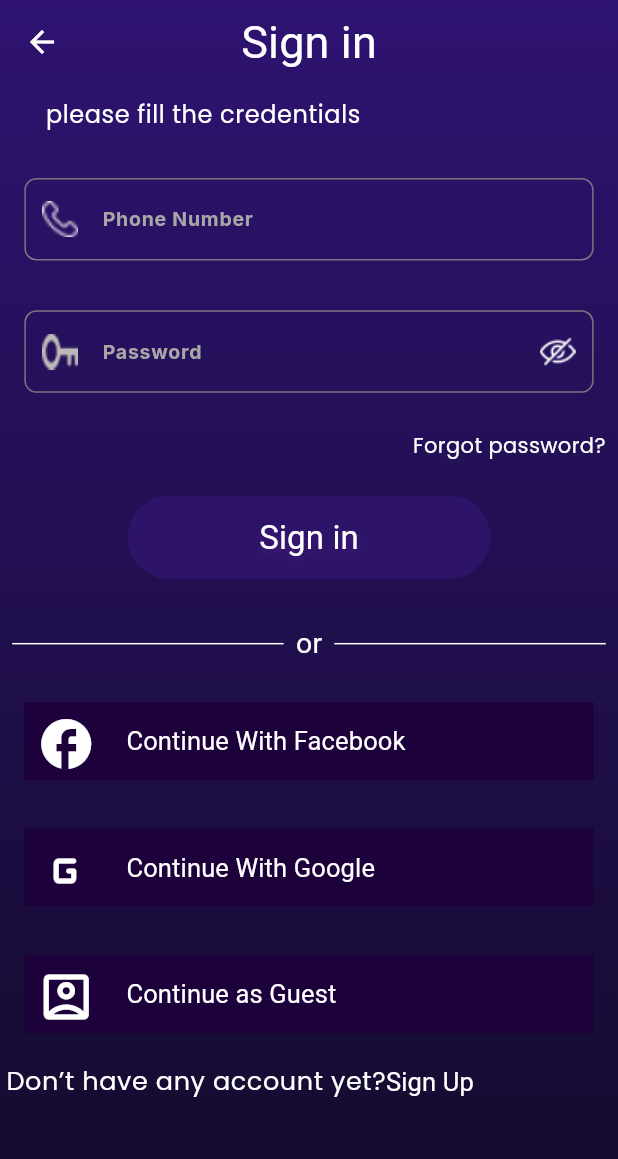
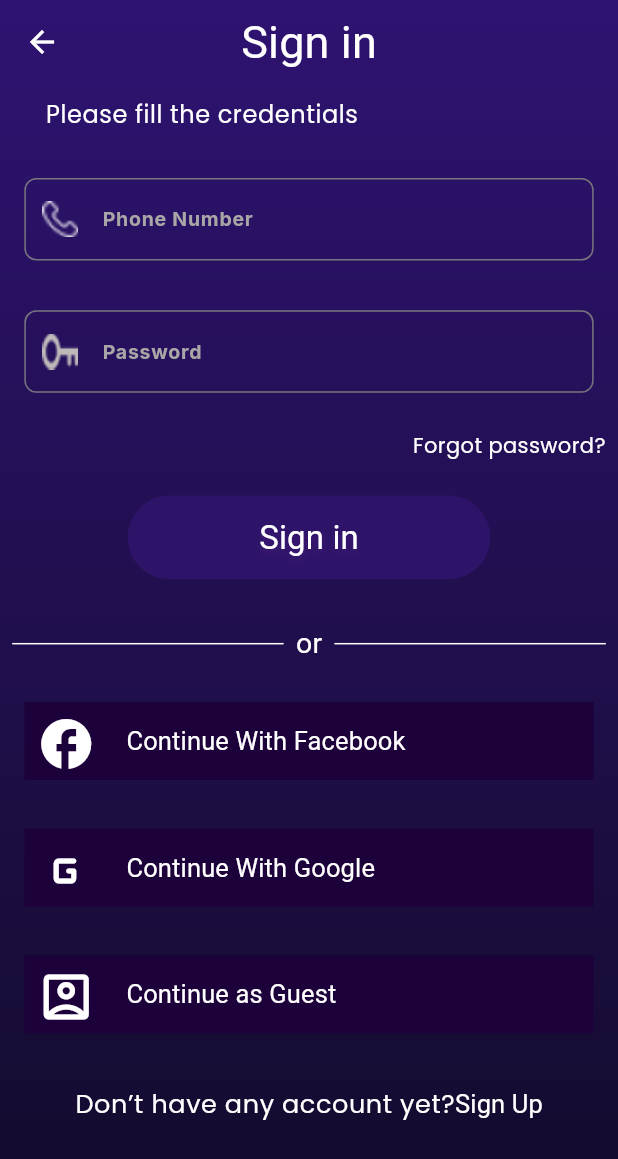
Before and after one commit to ZakariaEysa/Your-Seat-Graduation-Project, a Flutter app: the screen it shows after launch, after a tap on the "arrow back" icon, on a phone screen of 412 x 824 dp. Shown: the top 1159 px of the screen. Run offline on Flutter 3.47's test engine with Material 3 defaults, Android fonts, the phone set to English and light mode, and no system bars; our stand-ins replace bot_toast, cached_network_image, curved_labeled_navigation_bar, equatable, firebase_core, flutter_bloc and 3 more; accounts and stored records are empty.

Commit message:
Finish All Regex & the agreement button & the alignment of the screen

```diff
--- a/lib/features/user_flow/Splash_screen/splash_screen.dart
+++ b/lib/features/user_flow/Splash_screen/splash_screen.dart
@@ -1,7 +1,7 @@
 import 'dart:async';
 
 import 'package:flutter/material.dart';
-import 'package:yourseatgraduationproject/features/user_flow/auth/presentation/views/SignUp.dart';
+import 'package:yourseatgraduationproject/features/user_flow/auth/presentation/views/sign_up.dart';
 import 'package:yourseatgraduationproject/features/user_flow/auth/presentation/views/sign_in.dart';
 
 import 'package:yourseatgraduationproject/features/user_flow/auth/presentation/views/sign_in.dart';
--- a/lib/features/user_flow/auth/presentation/views/confirm.dart
+++ b/lib/features/user_flow/auth/presentation/views/confirm.dart
@@ -1,6 +1,6 @@
 import 'package:flutter/material.dart';
 import 'package:flutter_screenutil/flutter_screenutil.dart';
-import 'package:yourseatgraduationproject/features/user_flow/auth/presentation/views/SignUp.dart';
+import 'package:yourseatgraduationproject/features/user_flow/auth/presentation/views/sign_up.dart';
 import 'package:yourseatgraduationproject/utils/navigation.dart';
 import 'package:yourseatgraduationproject/widgets/scaffold/scaffold_f.dart';
 import '../../../../../widgets/app_bar/appbar.dart';
--- a/lib/features/user_flow/auth/presentation/views/sign_in.dart
+++ b/lib/features/user_flow/auth/presentation/views/sign_in.dart
@@ -1,5 +1,6 @@
 import 'package:flutter/material.dart';
 import 'package:flutter_screenutil/flutter_screenutil.dart';
+import 'package:yourseatgraduationproject/features/user_flow/auth/presentation/views/sign_up.dart';
 import 'package:yourseatgraduationproject/features/user_flow/auth/presentation/widgets/sign_in_part.dart';
 import '../../../../../utils/navigation.dart';
 import '../../../../../widgets/app_bar/appbar.dart';
@@ -27,7 +28,7 @@ class SignIn extends StatelessWidget {
                Padding(
                 padding: EdgeInsets.only(left:30.h),
                 child: Text(
-                  'please fill the credentials',
+                  'Please fill the credentials',
                   style:theme.textTheme.bodySmall!.copyWith(fontSize:16),
                 ),
               ),
@@ -129,14 +130,21 @@ class SignIn extends StatelessWidget {
                   icon: Icons.account_box_outlined,
                 ),
               ),
+             const SizedBox(height: 15,),
              Padding(
                 padding: EdgeInsets.all(4.0.sp),
                 child: Row(
+                  mainAxisAlignment: MainAxisAlignment.center,
                   children: [
                     Text('Don’t have any account yet?',
                         style: theme.textTheme.bodySmall!.copyWith(fontSize: 17)),
-                    Text('Sign Up',
-                        style: theme.textTheme.labelLarge!.copyWith(fontSize: 17))
+                    InkWell(
+                      onTap: (){
+                        navigateTo(context: context, screen: const SignUp());
+                      },
+                      child: Text('Sign Up',
+                          style: theme.textTheme.labelLarge!.copyWith(fontSize: 17)),
+                    )
                   ],
                 ),
               )
--- a/lib/features/user_flow/auth/presentation/widgets/BirthDateDropdown.dart
+++ b/lib/features/user_flow/auth/presentation/widgets/BirthDateDropdown.dart
@@ -17,16 +17,18 @@ class BirthDateDropdown<T> extends StatelessWidget {
   @override
   Widget build(BuildContext context) {
     return Container(
-      width: 100,
-      height: 41,
+      padding: const EdgeInsets.symmetric(horizontal: 10),
+      width: 120,
+      height: 51,
       decoration: BoxDecoration(
         border: Border.all(color: const Color(0xFF9C24D9), width: 2),
         borderRadius: BorderRadius.circular(5),
       ),
       child: DropdownButton<T>(
+
         value: selectedValue,
         hint: Text(hintText, style: const TextStyle(color: Colors.white)),
-        dropdownColor: Color( 0xFF2E1371),
+        dropdownColor: const Color( 0xFF2E1371),
         icon: Image.asset(
           'assets/images/arrow_down.png',
           width: 16,
@@ -35,7 +37,7 @@ class BirthDateDropdown<T> extends StatelessWidget {
         items: itemsList.map((T item) {
           return DropdownMenuItem<T>(
             value: item,
-            child: Text(item.toString(), style: const TextStyle(color: Colors.white)),
+            child: Text(item.toString(), style: const TextStyle(color: Colors.white,fontSize: 18)),
           );
         }).toList(),
         onChanged: onChanged,
--- a/lib/main.dart
+++ b/lib/main.dart
@@ -12,7 +12,7 @@ import 'package:yourseatgraduationproject/widgets/application_theme/applicaton_t
 import 'config/language_bloc/switch_language_bloc.dart';
 import 'data/hive_keys.dart';
 import 'features/user_flow/Splash_screen/splash_screen.dart';
-import 'features/user_flow/auth/presentation/views/SignUp.dart';
+import 'features/user_flow/auth/presentation/views/sign_up.dart';
 import 'firebase_options.dart';
 import 'package:flutter_localizations/flutter_localizations.dart';
 import 'generated/l10n.dart';
--- /dev/null
+++ b/lib/utils/validation_utils.dart
@@ -0,0 +1,8 @@
+bool isValidEmail(String email){
+  return RegExp(r"^[a-zA-Z0-9.a-zA-Z0-9.!#$%&'*+-/=?^_`{|}~]+@[a-zA-Z0-9]+\.[a-zA-Z]+")
+      .hasMatch(email);
+}
+
+isValidPassword(String password){
+  return RegExp(r'^(?=.*?[A-Z])(?=.*?[a-z])(?=.*?[0-9])(?=.*?[!@#\$&*~]).{8,}$').hasMatch(password);
+}
--- a/lib/widgets/text_field/text_field/text_form_field_builder.dart
+++ b/lib/widgets/text_field/text_field/text_form_field_builder.dart
@@ -7,7 +7,9 @@ import 'package:yourseatgraduationproject/resources/color_manager.dart';
 
 class TextFormFieldBuilder extends StatelessWidget {
   const TextFormFieldBuilder({
+
     super.key,
+    this.onTap,
     required this.label,
     this.onChanged,
     required this.controller,
@@ -62,6 +64,7 @@ class TextFormFieldBuilder extends StatelessWidget {
   final Widget? prefixIcon;
   final Widget? suffixIcon;
   final String? hinitText;
+  final VoidCallback? onTap;
 
   @override
   Widget build(BuildContext context) {
@@ -70,6 +73,8 @@ class TextFormFieldBuilder extends StatelessWidget {
       width: width ?? 333.w,
       height: height ?? 55.h,
       child: TextFormField(
+
+        onTap: onTap,
         textAlign: textAlign ?? TextAlign.start,
         maxLines: maxlines! ? 1 : null,
         expands: maxlines! ? false : true,
@@ -117,17 +122,7 @@ class TextFormFieldBuilder extends StatelessWidget {
                   ),
                 )
               : null,
-          suffixIcon: suffixImagePath != null
-              ? Padding(
-                  padding: const EdgeInsets.all(12.0),
-                  child: Image.asset(
-                    suffixImagePath!,
-                    width: 10,
-                    height: 10,
-                    fit: BoxFit.fill,
-                  ),
-                )
-              : null,
+          suffixIcon: suffixIcon
         ),
       ),
     );
```
Also changed, not shown: lib/features/user_flow/auth/presentation/views/sign_up.dart (renamed from lib/features/user_flow/auth/presentation/views/SignUp.dart).
